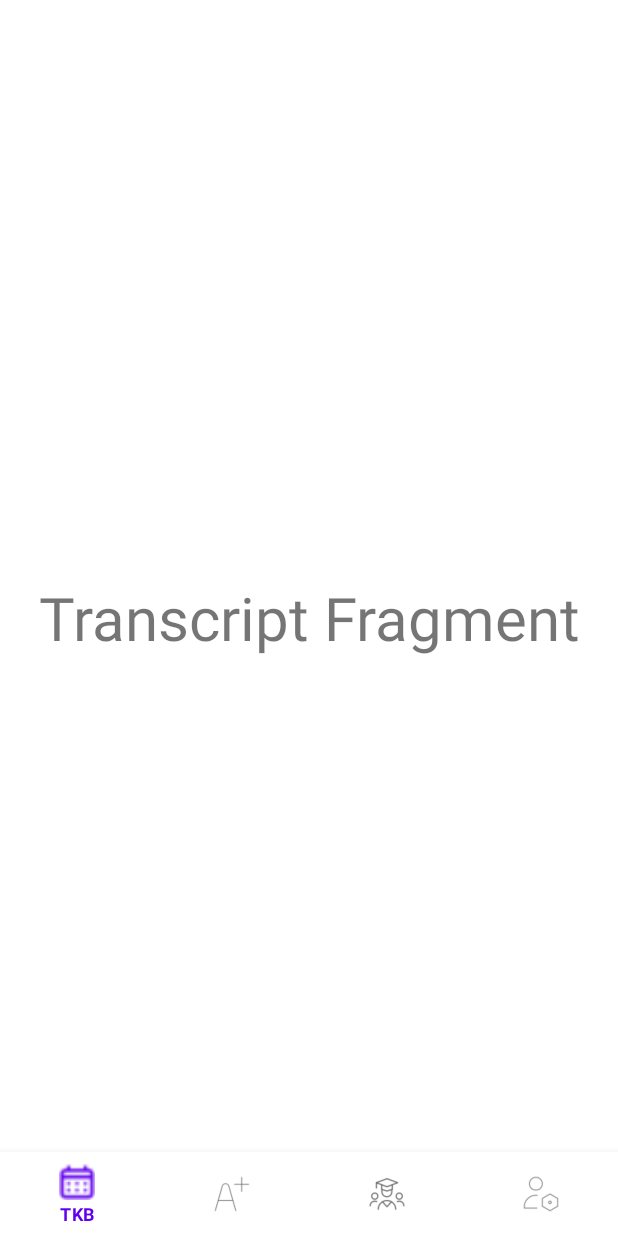
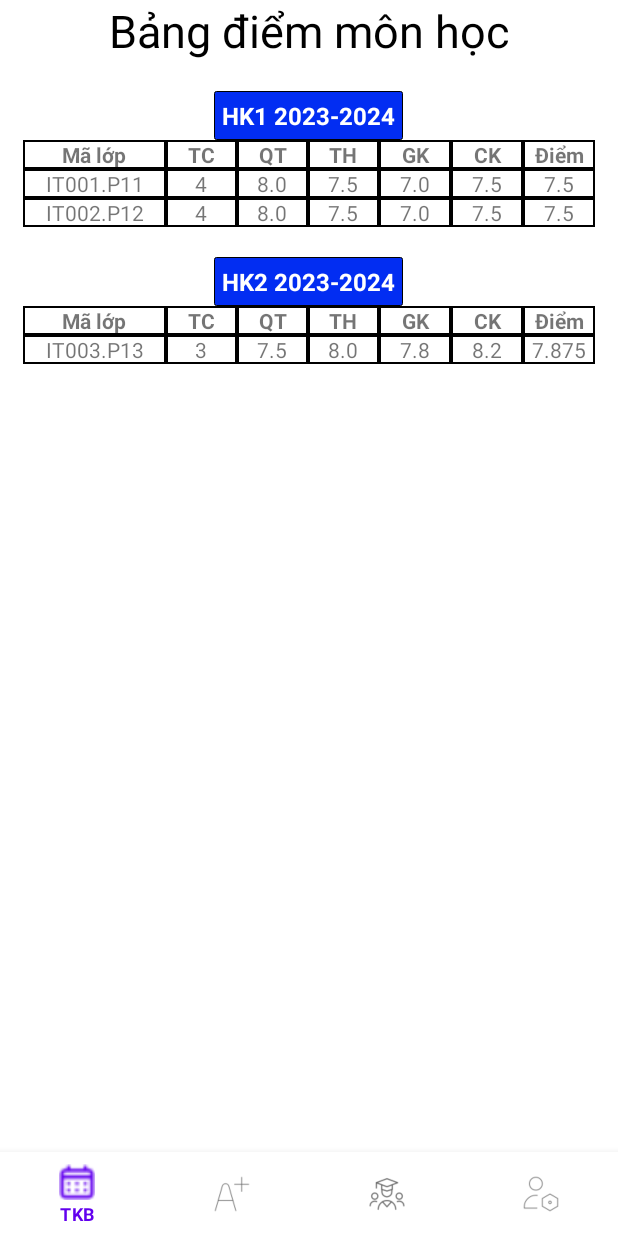
Before and after one commit to VuBaTai2004/ChillTime, an Android app: the fragment StudentTranscriptFragment placed in its activity, on a phone screen of 412 x 824 dp. Run offline under Robolectric (Android 15) with nearby library versions, the light colour scheme and no system bars.

Commit message:
Update Student Transcript view

```diff
--- /dev/null
+++ b/app/src/main/java/com/example/chilltime/SemesterTranscriptAdapter.java
@@ -0,0 +1,55 @@
+package com.example.chilltime;
+
+import android.view.LayoutInflater;
+import android.view.View;
+import android.view.ViewGroup;
+import android.widget.TextView;
+
+import androidx.annotation.NonNull;
+import androidx.recyclerview.widget.LinearLayoutManager;
+import androidx.recyclerview.widget.RecyclerView;
+
+import java.util.List;
+
+public class SemesterTranscriptAdapter extends RecyclerView.Adapter<SemesterTranscriptAdapter.ViewHolder> {
+    private List<List<StudentTranscript>> semesters;
+
+    public SemesterTranscriptAdapter(List<List<StudentTranscript>> semesters) {
+        this.semesters = semesters;
+    }
+
+    @NonNull
+    @Override
+    public ViewHolder onCreateViewHolder(@NonNull ViewGroup parent, int viewType) {
+        View view = LayoutInflater.from(parent.getContext())
+                .inflate(R.layout.fragment_student_transcript_title, parent, false);
+        return new ViewHolder(view);
+    }
+
+    @Override
+    public void onBindViewHolder(@NonNull ViewHolder holder, int position) {
+        List<StudentTranscript> semester = semesters.get(position);
+        StudentTranscriptAdapter studentTranscriptAdapter = new StudentTranscriptAdapter(semester);
+        holder.rvStudentTranscript.setLayoutManager(new LinearLayoutManager(holder.itemView.getContext()));
+        holder.rvStudentTranscript.setAdapter(studentTranscriptAdapter);
+
+        // Cập nhật tên học kỳ
+        holder.tvStudentSemester.setText(semester.get(0).getSemester());
+    }
+
+    @Override
+    public int getItemCount() {
+        return semesters.size();
+    }
+
+    public static class ViewHolder extends RecyclerView.ViewHolder {
+        TextView tvStudentSemester;
+        RecyclerView rvStudentTranscript;
+
+        public ViewHolder(View itemView) {
+            super(itemView);
+            tvStudentSemester = itemView.findViewById(R.id.tv_student_semester);
+            rvStudentTranscript = itemView.findViewById(R.id.rv_table_grade);
+        }
+    }
+}
--- /dev/null
+++ b/app/src/main/java/com/example/chilltime/StudentTranscript.java
@@ -0,0 +1,115 @@
+package com.example.chilltime;
+
+public class StudentTranscript {
+
+    private String studentId;
+    private String semester;;
+    private String classId;
+    private int credit;
+    private float progressGrade;
+    private float practiceGrade;
+    private float midtermGrade;
+    private float termGrade;
+    private float finalGrade;
+
+    public StudentTranscript(String studentId, String semester, String classId, int credit, float progressGrade, float practiceGrade, float midtermGrade, float termGrade, float finalGrade) {
+        this.studentId = studentId;
+        this.semester = semester;
+        this.classId = classId;
+        this.credit = credit;
+        this.progressGrade = progressGrade;
+        this.practiceGrade = practiceGrade;
+        this.midtermGrade = midtermGrade;
+        this.termGrade = termGrade;
+        this.finalGrade = finalGrade;
+    }
+
+    public StudentTranscript(String studentId, String semester, String classId, int credit, float progressGrade, float practiceGrade, float midtermGrade, float termGrade) {
+        this.studentId = studentId;
+        this.semester = semester;
+        this.classId = classId;
+        this.credit = credit;
+        this.progressGrade = progressGrade;
+        this.practiceGrade = practiceGrade;
+        this.midtermGrade = midtermGrade;
+        this.termGrade = termGrade;
+        this.finalGrade = calculateFinalGrade();
+    }
+
+    public String getStudentId(){
+        return studentId;
+    }
+
+    public void setStudentId(String studentId){
+        this.studentId=studentId;
+    }
+
+    public String getSemester() {
+        return semester;
+    }
+
+    public void setSemester(String semester) {
+        this.semester = semester;
+    }
+
+    public String getClassId() {
+        return classId;
+    }
+
+    public void setClassId(String classId) {
+        this.classId = classId;
+    }
+
+    public int getCredit() {
+        return credit;
+    }
+
+    public void setCredit(int credit) {
+        this.credit = credit;
+    }
+
+    public float getProgressGrade() {
+        return progressGrade;
+    }
+
+    public void setProgressGrade(float progressGrade) {
+        this.progressGrade = progressGrade;
+    }
+
+    public float getPracticeGrade() {
+        return practiceGrade;
+    }
+
+    public void setPracticeGrade(float praticeGrade) {
+        this.practiceGrade = praticeGrade;
+    }
+
+    public float getMidtermGrade() {
+        return midtermGrade;
+    }
+
+    public void setMidtermGrade(float midtermGrade) {
+        this.midtermGrade = midtermGrade;
+    }
+
+    public float getTermGrade() {
+        return termGrade;
+    }
+
+    public void setTermGrade(float termGrade) {
+        this.termGrade = termGrade;
+    }
+
+    public float getFinalGrade() {
+        return finalGrade;
+    }
+
+    public void setFinalGrade(float finalGrade) {
+        this.finalGrade = finalGrade;
+    }
+
+    public float calculateFinalGrade() {
+        return (progressGrade + practiceGrade + midtermGrade + termGrade) / 4;
+    }
+
+}
--- /dev/null
+++ b/app/src/main/java/com/example/chilltime/StudentTranscriptAdapter.java
@@ -0,0 +1,61 @@
+package com.example.chilltime;
+
+import android.view.LayoutInflater;
+import android.view.View;
+import android.view.ViewGroup;
+import android.widget.TextView;
+
+
+import androidx.annotation.NonNull;
+import androidx.recyclerview.widget.RecyclerView;
+
+import java.lang.reflect.Type;
+import java.util.List;
+
+public class StudentTranscriptAdapter extends RecyclerView.Adapter<StudentTranscriptAdapter.ViewHolder> {
+    private List<StudentTranscript> studentTranscripts;
+
+    public StudentTranscriptAdapter(List<StudentTranscript> studentTranscripts){
+        this.studentTranscripts=studentTranscripts;
+    }
+
+    @NonNull
+    @Override
+    public ViewHolder onCreateViewHolder(@NonNull ViewGroup parent, int viewType){
+        View view = LayoutInflater.from(parent.getContext())
+                .inflate(R.layout.fragment_student_transcript_table, parent, false);
+        return new ViewHolder(view);
+    }
+
+    @Override
+    public void onBindViewHolder(@NonNull ViewHolder holder, int position){
+        StudentTranscript studentTranscript = studentTranscripts.get(position);
+        holder.classId.setText(studentTranscript.getClassId());
+        holder.credit.setText(String.valueOf(studentTranscript.getCredit()));
+        holder.progressGrade.setText(String.valueOf(studentTranscript.getProgressGrade()));
+        holder.praticeGrade.setText(String.valueOf(studentTranscript.getPracticeGrade()));
+        holder.midtermGrade.setText(String.valueOf(studentTranscript.getMidtermGrade()));
+        holder.termGrade.setText(String.valueOf(studentTranscript.getTermGrade()));
+        holder.finalGrade.setText(String.valueOf(studentTranscript.getFinalGrade()));
+    }
+
+    public int getItemCount() {
+        return studentTranscripts.size();
+    }
+
+    public static class ViewHolder extends RecyclerView.ViewHolder {
+        TextView classId, credit, progressGrade, praticeGrade, midtermGrade, termGrade, finalGrade;
+
+        public ViewHolder(View itemView) {
+            super(itemView);
+            classId = itemView.findViewById(R.id.tv_class_id);
+            credit = itemView.findViewById(R.id.tv_credit);
+            progressGrade = itemView.findViewById(R.id.tv_progress_grade);
+            praticeGrade = itemView.findViewById(R.id.tv_practice_grade);
+            midtermGrade = itemView.findViewById(R.id.tv_midterm_grade);
+            termGrade = itemView.findViewById(R.id.tv_term_grade);
+            finalGrade = itemView.findViewById(R.id.tv_final_grade);
+        }
+    }
+
+}
--- a/app/src/main/java/com/example/chilltime/StudentTranscriptFragment.java
+++ b/app/src/main/java/com/example/chilltime/StudentTranscriptFragment.java
@@ -3,16 +3,48 @@ package com.example.chilltime;
 import android.os.Bundle;
 
 import androidx.fragment.app.Fragment;
+import androidx.recyclerview.widget.LinearLayoutManager;
+import androidx.recyclerview.widget.RecyclerView;
 
+import android.util.Log;
 import android.view.LayoutInflater;
 import android.view.View;
 import android.view.ViewGroup;
+import android.widget.Toast;
+
+import java.util.ArrayList;
+import java.util.List;
 
 public class StudentTranscriptFragment extends Fragment {
     @Override
-    public View onCreateView(LayoutInflater inflater, ViewGroup container,
-                             Bundle savedInstanceState) {
-        // Inflate the layout for this fragment
-        return inflater.inflate(R.layout.fragment_student_transcript, container, false);
+    public View onCreateView(LayoutInflater inflater, ViewGroup container, Bundle savedInstanceState) {
+        View view = inflater.inflate(R.layout.fragment_student_transcript, container, false);
+
+        RecyclerView recyclerView = view.findViewById(R.id.rv_student_transcript);
+        recyclerView.setLayoutManager(new LinearLayoutManager(getContext()));
+
+        List<List<StudentTranscript>> allSemesters = getAllSemestersTranscript();
+        SemesterTranscriptAdapter adapter = new SemesterTranscriptAdapter(allSemesters);
+        recyclerView.setAdapter(adapter);
+
+        return view;
+    }
+
+    private List<List<StudentTranscript>> getAllSemestersTranscript(){
+        List<List<StudentTranscript>> semesters = new ArrayList<>();
+
+        // Ví dụ: Học kỳ 1 năm học 2023-2024
+        List<StudentTranscript> semester1 = new ArrayList<>();
+        semester1.add(new StudentTranscript("IDSV1", "HK1 2023-2024", "IT001.P11", 4, 8.0f, 7.5f, 7.0f, 7.5f));
+        semester1.add(new StudentTranscript("IDSV1", "HK1 2023-2024", "IT002.P12", 4, 8.0f, 7.5f, 7.0f, 7.5f));
+
+        // Học kỳ 2 năm học 2023-2024
+        List<StudentTranscript> semester2 = new ArrayList<>();
+        semester2.add(new StudentTranscript("IDSV1", "HK2 2023-2024", "IT003.P13", 3, 7.5f, 8.0f, 7.8f, 8.2f));
+
+        semesters.add(semester1);
+        semesters.add(semester2);
+
+        return semesters;
     }
 }
--- a/app/src/main/res/layout/fragment_student_transcript.xml
+++ b/app/src/main/res/layout/fragment_student_transcript.xml
@@ -3,13 +3,40 @@
     xmlns:tools="http://schemas.android.com/tools"
     android:layout_width="match_parent"
     android:layout_height="match_parent"
-    tools:context=".StudentTranscriptFragment">
+    xmlns:app="http://schemas.android.com/apk/res-auto"
+    tools:context=".TeacherTranscriptFragment">
 
     <!-- TODO: Update blank fragment layout -->
-    <TextView
+    <androidx.constraintlayout.widget.ConstraintLayout
         android:layout_width="match_parent"
-        android:layout_height="match_parent"
-        android:text="Transcript Fragment"
-        android:textSize="40sp"
-        android:gravity="center"/>
+        android:layout_height="match_parent">
+        <TextView
+            android:id="@+id/tv_student_transcript"
+            app:layout_constraintTop_toTopOf="parent"
+            android:layout_width="match_parent"
+            android:layout_height="wrap_content"
+            android:text="Bảng điểm môn học"
+            android:textSize="30dp"
+            android:textColor="@color/black"
+            android:gravity="center_horizontal"/>
+
+        <LinearLayout
+            app:layout_constraintTop_toBottomOf="@id/tv_student_transcript"
+            android:layout_width="match_parent"
+            android:layout_height="wrap_content"
+            android:layout_marginTop="20dp"
+            android:layout_marginStart="15dp"
+            android:layout_marginEnd="15dp"
+            android:orientation="vertical">
+
+
+            <androidx.recyclerview.widget.RecyclerView
+                android:id="@+id/rv_student_transcript"
+                android:layout_width="match_parent"
+                android:layout_height="0dp"
+                android:layout_weight="1"/>
+
+        </LinearLayout>
+
+    </androidx.constraintlayout.widget.ConstraintLayout>
 </FrameLayout>
--- /dev/null
+++ b/app/src/main/res/layout/fragment_student_transcript_table.xml
@@ -0,0 +1,24 @@
+<?xml version="1.0" encoding="utf-8"?>
+<LinearLayout
+    xmlns:android="http://schemas.android.com/apk/res/android"
+    android:layout_width="match_parent"
+    android:layout_height="wrap_content"
+    android:orientation="vertical">
+
+    <TableLayout
+        android:id="@+id/table_student_transcript"
+        android:layout_width="match_parent"
+        android:layout_height="wrap_content"
+        android:stretchColumns="*">
+
+        <TableRow>
+            <TextView android:id="@+id/tv_class_id" style="@style/TableItemStyle" android:layout_width="0dp" android:layout_weight="2" android:layout_height="match_parent"/>
+            <TextView android:id="@+id/tv_credit" style="@style/TableItemStyle" android:layout_width="0dp" android:layout_weight="1" android:layout_height="match_parent"/>
+            <TextView android:id="@+id/tv_progress_grade" style="@style/TableItemStyle" android:layout_width="0dp" android:layout_weight="1" android:layout_height="match_parent"/>
+            <TextView android:id="@+id/tv_practice_grade" style="@style/TableItemStyle" android:layout_width="0dp" android:layout_weight="1" android:layout_height="match_parent"/>
+            <TextView android:id="@+id/tv_midterm_grade" style="@style/TableItemStyle" android:layout_width="0dp" android:layout_weight="1" android:layout_height="match_parent"/>
+            <TextView android:id="@+id/tv_term_grade" style="@style/TableItemStyle" android:layout_width="0dp" android:layout_weight="1" android:layout_height="match_parent"/>
+            <TextView android:id="@+id/tv_final_grade" style="@style/TableItemStyle" android:layout_width="0dp" android:layout_weight="1" android:layout_height="match_parent"/>
+            </TableRow>
+    </TableLayout>
+</LinearLayout>
--- /dev/null
+++ b/app/src/main/res/layout/fragment_student_transcript_title.xml
@@ -0,0 +1,80 @@
+<?xml version="1.0" encoding="utf-8"?>
+<LinearLayout
+    xmlns:android="http://schemas.android.com/apk/res/android"
+    android:layout_width="match_parent"
+    android:layout_height="wrap_content"
+    android:orientation="vertical">
+
+    <TextView
+        android:id="@+id/tv_student_semester"
+        android:layout_width="wrap_content"
+        android:layout_height="wrap_content"
+        android:textStyle="bold"
+        android:textSize="16sp"
+        android:gravity="center_horizontal"
+        android:padding="5dp"
+        android:layout_gravity="center_horizontal"
+        android:background="@drawable/border_black_bg_blue"
+        android:textColor="@color/white"/>
+
+    <TableLayout
+        android:id="@+id/table_student_transcript"
+        android:layout_width="match_parent"
+        android:layout_height="wrap_content"
+        android:stretchColumns="*">
+
+        <TableRow>
+            <TextView
+                android:text="Mã lớp"
+                style="@style/TableHeaderStyle"
+                android:layout_width="0dp"
+                android:layout_height="match_parent"
+                android:layout_weight="2"/>
+            <TextView
+                android:text="TC"
+                style="@style/TableHeaderStyle"
+                android:layout_width="0dp"
+                android:layout_weight="1"
+                android:layout_height="match_parent"/>
+            <TextView
+                android:text="QT"
+                style="@style/TableHeaderStyle"
+                android:layout_width="0dp"
+                android:layout_weight="1"
+                android:layout_height="match_parent"/>
+            <TextView
+                android:text="TH"
+                style="@style/TableHeaderStyle"
+                android:layout_width="0dp"
+                android:layout_weight="1"
+                android:layout_height="match_parent"/>
+            <TextView
+                android:text="GK"
+                style="@style/TableHeaderStyle"
+                android:layout_width="0dp"
+                android:layout_weight="1"
+                android:layout_height="match_parent"/>
+            <TextView
+                android:text="CK"
+                style="@style/TableHeaderStyle"
+                android:layout_width="0dp"
+                android:layout_weight="1"
+                android:layout_height="match_parent"/>
+            <TextView
+                android:text="Điểm"
+                style="@style/TableHeaderStyle"
+                android:layout_width="0dp"
+                android:layout_weight="1"
+                android:layout_height="match_parent"/>
+        </TableRow>
+
+    </TableLayout>
+
+    <androidx.recyclerview.widget.RecyclerView
+        android:id="@+id/rv_table_grade"
+        android:layout_width="match_parent"
+        android:layout_height="0dp"
+        android:layout_weight="1"
+        android:layout_marginBottom="20dp"/>
+
+</LinearLayout>
--- a/app/src/main/res/layout/fragment_teacher_transcript.xml
+++ b/app/src/main/res/layout/fragment_teacher_transcript.xml
@@ -3,6 +3,7 @@
     xmlns:tools="http://schemas.android.com/tools"
     android:layout_width="match_parent"
     android:layout_height="match_parent"
+    xmlns:app="http://schemas.android.com/apk/res-auto"
     tools:context=".TeacherTranscriptFragment">
 
     <!-- TODO: Update blank fragment layout -->
--- a/app/src/main/res/values/colors.xml
+++ b/app/src/main/res/values/colors.xml
@@ -9,4 +9,5 @@
     <color name="purple">#A002EB</color>
     <color name="orange">#ED5509</color>
     <color name="cyan">#09EDCF</color>
+    <color name="light_gray">#B1AEAE</color>
 </resources>
--- /dev/null
+++ b/app/src/main/res/values/styles.xml
@@ -0,0 +1,17 @@
+<?xml version="1.0" encoding="utf-8"?>
+<resources>
+    <style name="TableHeaderStyle">
+        <item name="android:layout_width">wrap_content</item>
+        <item name="android:layout_height">wrap_content</item>
+        <item name="android:background">@drawable/border_1dp</item>
+        <item name="android:textStyle">bold</item>
+        <item name="android:gravity">center</item>
+    </style>
+
+    <style name="TableItemStyle">
+        <item name="android:layout_width">wrap_content</item>
+        <item name="android:layout_height">wrap_content</item>
+        <item name="android:gravity">center</item>
+        <item name="android:background">@drawable/border_1dp</item>
+    </style>
+</resources>
```
